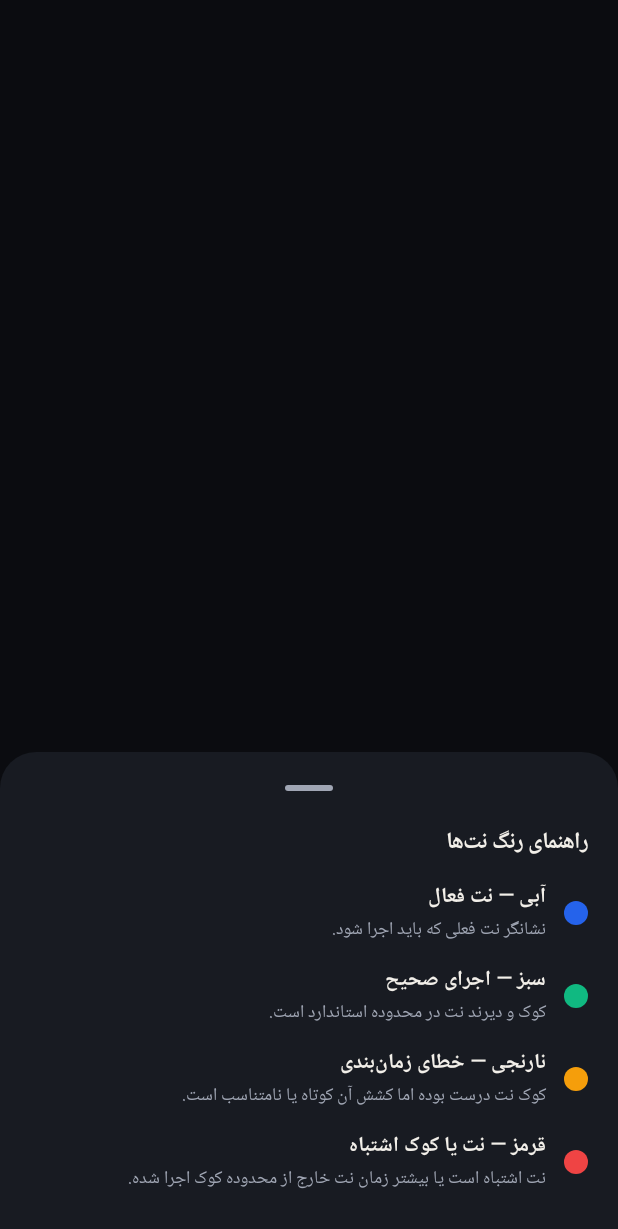
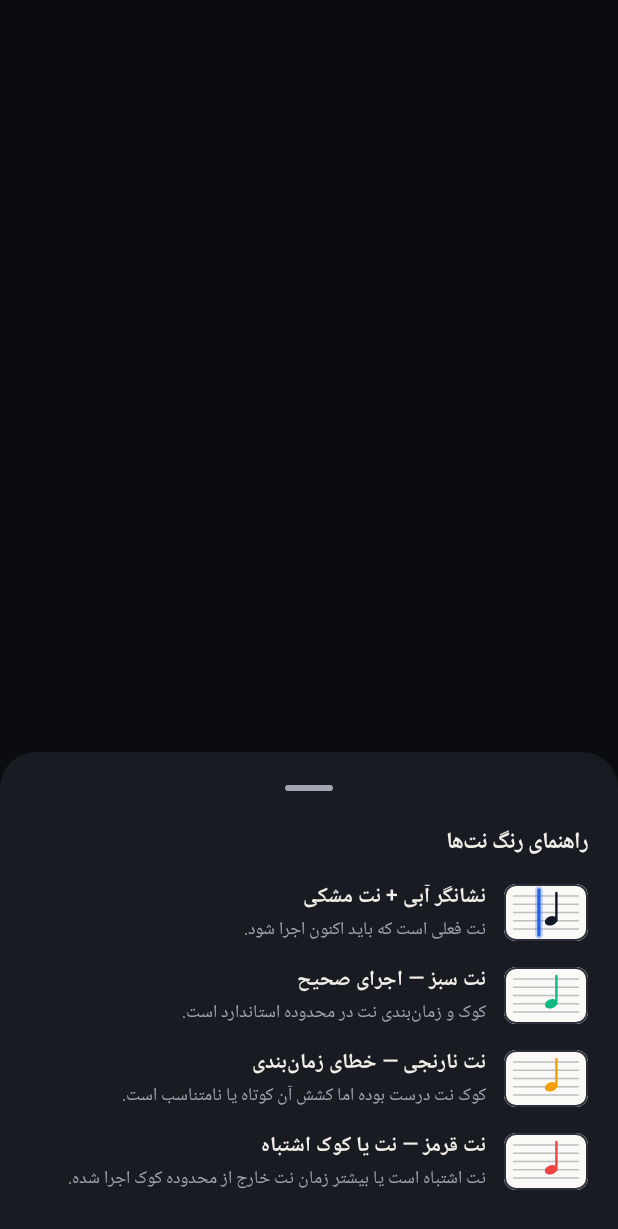
Before and after one commit to xranium/ViolinHamrah, an Android app built with Jetpack Compose: the composable ColorLegendSheet shown on its own in the app's theme, on a phone screen of 412 x 824 dp. Shown: the top 1229 px of the screen. Run offline under Robolectric (Android 15) with nearby library versions, the phone set to English and light mode, and no system bars.

Commit message:
Render actual staff-note visual previews in ColorLegendSheet

```diff
--- a/android/app/src/main/java/com/violinassistant/app/ui/screens/practice/ColorLegendSheet.kt
+++ b/android/app/src/main/java/com/violinassistant/app/ui/screens/practice/ColorLegendSheet.kt
@@ -1,31 +1,105 @@
 package com.violinassistant.app.ui.screens.practice
 
+import androidx.compose.foundation.Canvas
 import androidx.compose.foundation.background
+import androidx.compose.foundation.border
 import androidx.compose.foundation.layout.*
-import androidx.compose.foundation.shape.CircleShape
 import androidx.compose.foundation.shape.RoundedCornerShape
 import androidx.compose.material3.*
 import androidx.compose.runtime.Composable
 import androidx.compose.ui.Alignment
 import androidx.compose.ui.Modifier
 import androidx.compose.ui.draw.clip
+import androidx.compose.ui.geometry.Offset
+import androidx.compose.ui.geometry.Size
 import androidx.compose.ui.graphics.Color
+import androidx.compose.ui.graphics.StrokeCap
+import androidx.compose.ui.graphics.drawscope.rotate
 import androidx.compose.ui.text.font.FontWeight
 import androidx.compose.ui.unit.dp
 import com.violinassistant.app.ui.theme.AppTheme
 
 private data class NoteColorGuideItem(
-    val color: Color,
+    val noteColor: Color,
+    val showBlueCursor: Boolean,
     val title: String,
     val description: String
 )
 
 private val NOTE_COLOR_GUIDE = listOf(
-    NoteColorGuideItem(Color(0xFF2563EB), "آبی — نت فعال", "نشانگر نت فعلی که باید اجرا شود."),
-    NoteColorGuideItem(Color(0xFF10B981), "سبز — اجرای صحیح", "کوک و دیرند نت در محدوده استاندارد است."),
-    NoteColorGuideItem(Color(0xFFF59E0B), "نارنجی — خطای زمان‌بندی", "کوک نت درست بوده اما کشش آن کوتاه یا نامتناسب است."),
-    NoteColorGuideItem(Color(0xFFEF4444), "قرمز — نت یا کوک اشتباه", "نت اشتباه است یا بیشتر زمان نت خارج از محدوده کوک اجرا شده.")
+    NoteColorGuideItem(Color(0xFF111827), true, "نشانگر آبی + نت مشکی", "نت فعلی است که باید اکنون اجرا شود."),
+    NoteColorGuideItem(Color(0xFF10B981), false, "نت سبز — اجرای صحیح", "کوک و زمان‌بندی نت در محدوده استاندارد است."),
+    NoteColorGuideItem(Color(0xFFF59E0B), false, "نت نارنجی — خطای زمان‌بندی", "کوک نت درست بوده اما کشش آن کوتاه یا نامتناسب است."),
+    NoteColorGuideItem(Color(0xFFEF4444), false, "نت قرمز — نت یا کوک اشتباه", "نت اشتباه است یا بیشتر زمان نت خارج از محدوده کوک اجرا شده.")
 )
+
+@Composable
+private fun MiniStaffNotePreview(
+    noteColor: Color,
+    showBlueCursor: Boolean,
+    modifier: Modifier = Modifier
+) {
+    val colors = AppTheme.colors
+    Canvas(
+        modifier = modifier
+            .size(width = 56.dp, height = 38.dp)
+            .clip(RoundedCornerShape(8.dp))
+            .background(Color(0xFFFAF9F5))
+            .border(1.dp, colors.borderColor, RoundedCornerShape(8.dp))
+    ) {
+        val leftPad = 6.dp.toPx()
+        val rightPad = size.width - 6.dp.toPx()
+        val topY = 8.dp.toPx()
+        val stepY = (size.height - 16.dp.toPx()) / 4f
+        val lineColor = Color(0xFF1E293B).copy(alpha = 0.28f)
+
+        // 5 horizontal staff lines
+        for (i in 0..4) {
+            val y = topY + i * stepY
+            drawLine(lineColor, Offset(leftPad, y), Offset(rightPad, y), strokeWidth = 1.dp.toPx())
+        }
+
+        // Notehead on 2nd line from bottom + upward stem
+        val noteCenter = Offset(size.width * 0.56f, topY + 3f * stepY)
+        val headW = 8.5.dp.toPx()
+        val headH = 6.dp.toPx()
+        rotate(degrees = -20f, pivot = noteCenter) {
+            drawOval(
+                color = noteColor,
+                topLeft = Offset(noteCenter.x - headW / 2f, noteCenter.y - headH / 2f),
+                size = Size(headW, headH)
+            )
+        }
+        val stemX = noteCenter.x + headW * 0.42f
+        drawLine(
+            color = noteColor,
+            start = Offset(stemX, noteCenter.y),
+            end = Offset(stemX, topY - 2.dp.toPx()),
+            strokeWidth = 1.6.dp.toPx(),
+            cap = StrokeCap.Round
+        )
+
+        // Active blue vertical cursor beside the black note
+        if (showBlueCursor) {
+            val cursorX = noteCenter.x - headW * 0.95f
+            val cursorBlue = Color(0xFF2563EB)
+            drawLine(
+                color = cursorBlue.copy(alpha = 0.28f),
+                start = Offset(cursorX, 4.dp.toPx()),
+                end = Offset(cursorX, size.height - 4.dp.toPx()),
+                strokeWidth = 5.dp.toPx(),
+                cap = StrokeCap.Round
+            )
+            drawLine(
+                color = cursorBlue,
+                start = Offset(cursorX, 4.dp.toPx()),
+                end = Offset(cursorX, size.height - 4.dp.toPx()),
+                strokeWidth = 2.2.dp.toPx(),
+                cap = StrokeCap.Round
+            )
+        }
+    }
+}
 
 @OptIn(ExperimentalMaterial3Api::class)
 @Composable
@@ -56,11 +130,9 @@ fun ColorLegendSheet(onDismiss: () -> Unit) {
                     verticalAlignment = Alignment.CenterVertically,
                     horizontalArrangement = Arrangement.spacedBy(12.dp)
                 ) {
-                    Box(
-                        modifier = Modifier
-                            .size(16.dp)
-                            .clip(CircleShape)
-                            .background(item.color)
+                    MiniStaffNotePreview(
+                        noteColor = item.noteColor,
+                        showBlueCursor = item.showBlueCursor
                     )
                     Column(modifier = Modifier.weight(1f)) {
                         Text(
```
